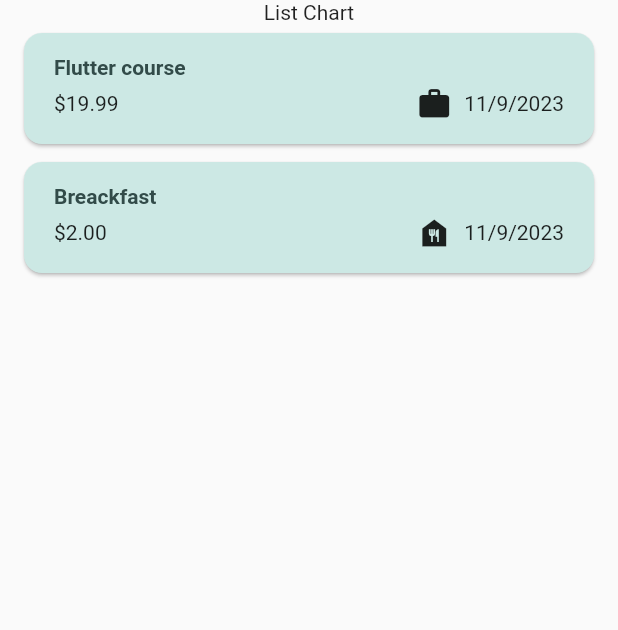
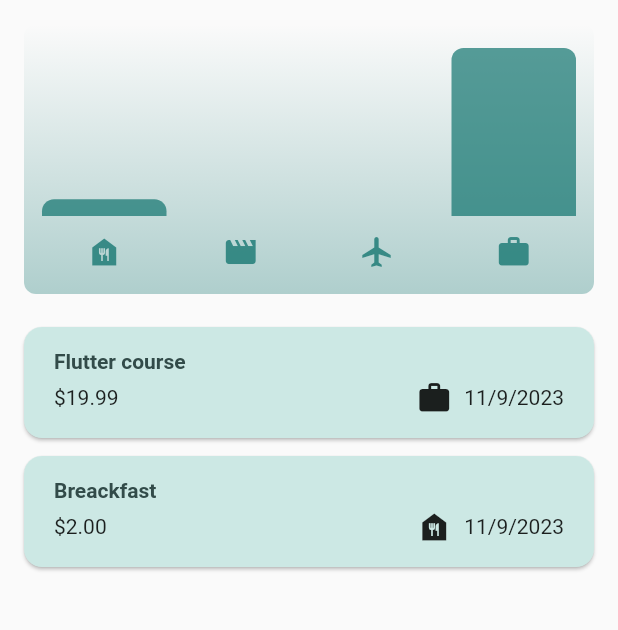
Before and after one commit to Chethiya2001/expence_tracker_app-Flutter, a Flutter app: the screen it shows after launch, on a phone screen of 412 x 824 dp, the part 84-714 px from its top. Run offline on Flutter 3.47's test engine with Material 2 defaults, Android fonts, the phone set to English and light mode, and no system bars.

Commit message:
second commit

```diff
--- a/lib/models/expense.dart
+++ b/lib/models/expense.dart
@@ -35,3 +35,24 @@ class Expense {
     return formatDate.format(date);
   }
 }
+
+//add chart expense
+class ExpenseBucket {
+  const ExpenseBucket({required this.catergory, required this.expenses});
+
+  ExpenseBucket.forCatergory(List<Expense> allExpenses, this.catergory)
+      : expenses = allExpenses
+            .where((expense) => expense.cetergory == catergory)
+            .toList(); //additional funtion in the class filter
+
+  final Catergory catergory;
+  final List<Expense> expenses;
+
+  double get totalExpenses {
+    double sum = 0;
+    for (final expense in expenses) {
+      sum += expense.amount;
+    }
+    return sum;
+  }
+}
--- /dev/null
+++ b/lib/widgets/chart/chart.dart
@@ -0,0 +1,94 @@
+import 'package:expence_tracker_app/models/expense.dart';
+import 'package:expence_tracker_app/widgets/chart/chart_bar.dart';
+import 'package:flutter/material.dart';
+
+class Chart extends StatelessWidget {
+  const Chart({super.key, required this.expenses});
+
+  final List<Expense> expenses;
+
+  List<ExpenseBucket> get buckets {
+    return [
+      ExpenseBucket.forCatergory(expenses, Catergory.food),
+      ExpenseBucket.forCatergory(expenses, Catergory.leisure),
+      ExpenseBucket.forCatergory(expenses, Catergory.travel),
+      ExpenseBucket.forCatergory(expenses, Catergory.work),
+    ];
+  }
+
+  double get maxTotalExpense {
+    double maxTotalExpense = 0;
+
+    for (final bucket in buckets) {
+      if (bucket.totalExpenses > maxTotalExpense) {
+        maxTotalExpense = bucket.totalExpenses;
+      }
+    }
+
+    return maxTotalExpense;
+  }
+
+  @override
+  Widget build(BuildContext context) {
+    final isDarkMode =
+        MediaQuery.of(context).platformBrightness == Brightness.dark;
+    return Container(
+      margin: const EdgeInsets.all(16),
+      padding: const EdgeInsets.symmetric(
+        vertical: 16,
+        horizontal: 8,
+      ),
+      width: double.infinity,
+      height: 180,
+      decoration: BoxDecoration(
+        borderRadius: BorderRadius.circular(8),
+        gradient: LinearGradient(
+          colors: [
+            Theme.of(context).colorScheme.primary.withOpacity(0.3),
+            Theme.of(context).colorScheme.primary.withOpacity(0.0)
+          ],
+          begin: Alignment.bottomCenter,
+          end: Alignment.topCenter,
+        ),
+      ),
+      child: Column(
+        children: [
+          Expanded(
+            child: Row(
+              crossAxisAlignment: CrossAxisAlignment.end,
+              children: [
+                for (final bucket in buckets) // alternative to map()
+                  ChartBar(
+                    fill: bucket.totalExpenses == 0
+                        ? 0
+                        : bucket.totalExpenses / maxTotalExpense,
+                  )
+              ],
+            ),
+          ),
+          const SizedBox(height: 12),
+          Row(
+            children: buckets
+                .map(
+                  (bucket) => Expanded(
+                    child: Padding(
+                      padding: const EdgeInsets.symmetric(horizontal: 4),
+                      child: Icon(
+                        catergoryIcons[bucket.catergory],
+                        color: isDarkMode
+                            ? Theme.of(context).colorScheme.secondary
+                            : Theme.of(context)
+                                .colorScheme
+                                .primary
+                                .withOpacity(0.7),
+                      ),
+                    ),
+                  ),
+                )
+                .toList(),
+          )
+        ],
+      ),
+    );
+  }
+}
--- /dev/null
+++ b/lib/widgets/chart/chart_bar.dart
@@ -0,0 +1,34 @@
+import 'package:flutter/material.dart';
+
+class ChartBar extends StatelessWidget {
+  const ChartBar({
+    super.key,
+    required this.fill,
+  });
+
+  final double fill;
+
+  @override
+  Widget build(BuildContext context) {
+    final isDarkMode =
+        MediaQuery.of(context).platformBrightness == Brightness.dark;
+    return Expanded(
+      child: Padding(
+        padding: const EdgeInsets.symmetric(horizontal: 4),
+        child: FractionallySizedBox(
+          heightFactor: fill,
+          child: DecoratedBox(
+            decoration: BoxDecoration(
+              shape: BoxShape.rectangle,
+              borderRadius:
+                  const BorderRadius.vertical(top: Radius.circular(8)),
+              color: isDarkMode
+                  ? Theme.of(context).colorScheme.secondary
+                  : Theme.of(context).colorScheme.primary.withOpacity(0.65),
+            ),
+          ),
+        ),
+      ),
+    );
+  }
+}
--- a/lib/widgets/expenses.dart
+++ b/lib/widgets/expenses.dart
@@ -1,4 +1,5 @@
 import 'package:expence_tracker_app/models/expense.dart';
+import 'package:expence_tracker_app/widgets/chart/chart.dart';
 import 'package:expence_tracker_app/widgets/expenses_list/expenses_list.dart';
 import 'package:expence_tracker_app/widgets/new_expence.dart';
 import 'package:flutter/material.dart';
@@ -92,7 +93,7 @@ class _ExpensesState extends State<Expenses> {
       ),
       body: Column(
         children: [
-          const Text("List Chart"),
+          Chart(expenses: _registerdExpenses),
           //list output
           Expanded(
             child: mainContent,
```
